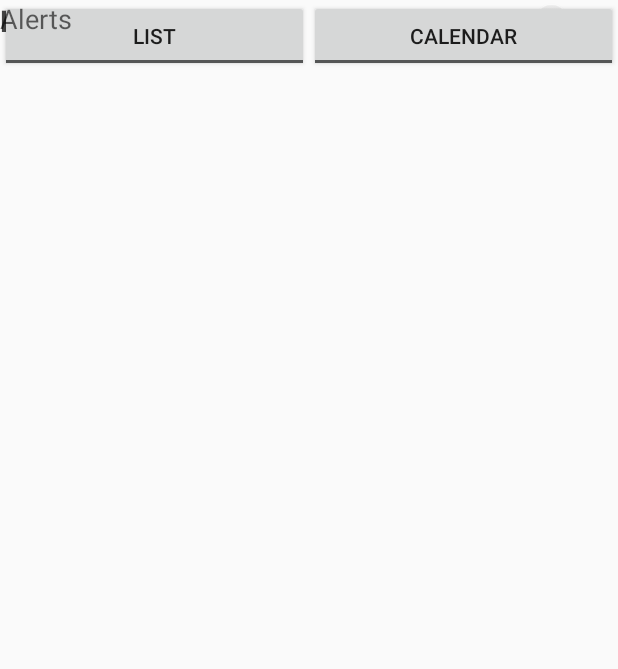
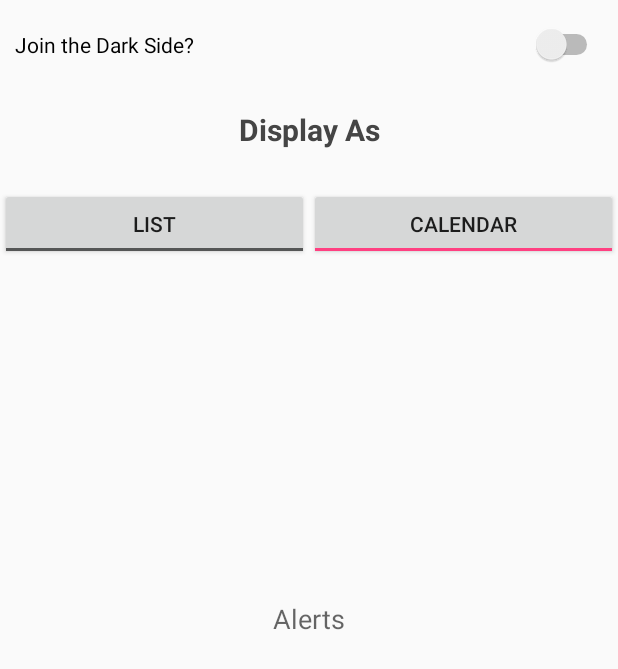
Before and after one commit to Eternali/AndroidProjects, an Android app: the SettingsActivity screen opened directly, with no data from a screen before it, on a phone screen of 412 x 824 dp. Shown: the top 669 px of the screen. Run offline under Robolectric (Android 15) with nearby library versions, the phone set to English and light mode, and no system bars.

Commit message:
working on syde161

```diff
--- a/syde161proto01/src/main/java/com/example/fa11en/syde161proto01/SettingsActivity.kt
+++ b/syde161proto01/src/main/java/com/example/fa11en/syde161proto01/SettingsActivity.kt
@@ -5,12 +5,41 @@ import android.content.Context
 import android.content.Intent
 import android.content.SharedPreferences
 import android.os.Bundle
+import android.util.Log
+import android.view.View
+import android.widget.RadioGroup
+import android.widget.ToggleButton
 
 class SettingsActivity : Activity () {
+
+    val displayToggleListener: RadioGroup.OnCheckedChangeListener = RadioGroup.OnCheckedChangeListener { group, checkedId ->
+        group.clearCheck()
+        for (r in 0..group.childCount) {
+            val view: ToggleButton = group.getChildAt(r) as ToggleButton
+            if (view.id == checkedId) group.check(checkedId)
+        }
+        Log.i("Toggle clicked", Integer.toString(checkedId))
+    }
+
+    lateinit var listToggle: ToggleButton
+    lateinit var calToggle: ToggleButton
+
+    fun toggleDisplay(view: View) {
+        val group = view.parent as RadioGroup
+        group.clearCheck()
+        group.check()
+        Log.i("Toggle clicked", Integer.toString())
+//        (view.parent as RadioGroup).check(view.id)
+    }
 
     override fun onCreate(savedInstanceState: Bundle?) {
         super.onCreate(savedInstanceState)
         setContentView(R.layout.activity_settings)
+
+        listToggle = findViewById(R.id.listToggle)
+        calToggle = findViewById(R.id.calendarToggle)
+
+//        findViewById<RadioGroup>(R.id.displayToggleGroup).setOnCheckedChangeListener(displayToggleListener)
     }
 
 }
--- a/syde161proto01/src/main/res/layout/activity_settings.xml
+++ b/syde161proto01/src/main/res/layout/activity_settings.xml
@@ -1,62 +1,71 @@
 <?xml version="1.0" encoding="utf-8"?>
-<android.support.constraint.ConstraintLayout
-    xmlns:android="http://schemas.android.com/apk/res/android"
+<android.support.constraint.ConstraintLayout xmlns:android="http://schemas.android.com/apk/res/android"
+    xmlns:app="http://schemas.android.com/apk/res-auto"
     xmlns:tools="http://schemas.android.com/tools"
     android:layout_width="match_parent"
     android:layout_height="match_parent">
 
     <Switch
         android:id="@+id/themeSwitch"
-        android:layout_width="match_parent"
+        android:layout_width="0dp"
         android:layout_height="wrap_content"
+        android:layout_marginEnd="10dp"
+        android:layout_marginStart="10dp"
+        android:layout_marginTop="16dp"
         android:text="@string/themeText"
-        android:layout_marginStart="10dp"
-        android:layout_marginEnd="10dp"
-        tools:layout_editor_absoluteX="103dp"
-        tools:layout_editor_absoluteY="16dp" />
+        app:layout_constraintEnd_toEndOf="parent"
+        app:layout_constraintStart_toStartOf="parent"
+        app:layout_constraintTop_toTopOf="parent" />
 
     <TextView
         android:id="@+id/displayTitle"
         android:layout_width="wrap_content"
         android:layout_height="wrap_content"
+        android:layout_marginBottom="25dp"
         android:text="@string/displayAsText"
         android:textColor="@color/colorSubTitle"
         android:textSize="20sp"
         android:textStyle="bold"
-        tools:layout_editor_absoluteX="145dp"
-        tools:layout_editor_absoluteY="73dp" />
+        app:layout_constraintBottom_toTopOf="@+id/relativeLayout"
+        app:layout_constraintEnd_toEndOf="parent"
+        app:layout_constraintStart_toStartOf="parent" />
 
     <RelativeLayout
+        android:id="@+id/relativeLayout"
+        android:layout_width="0dp"
+        android:layout_height="wrap_content"
+        android:layout_marginTop="125dp"
+        app:layout_constraintEnd_toEndOf="parent"
+        app:layout_constraintStart_toStartOf="parent"
+        app:layout_constraintTop_toTopOf="parent">
+
+        <RadioGroup
+            android:id="@+id/displayToggleGroup"
             android:layout_width="match_parent"
             android:layout_height="wrap_content"
-        tools:layout_editor_absoluteX="0dp"
-        tools:layout_editor_absoluteY="125dp">
-
-        <View
-            android:id="@+id/settings_struct"
-            android:layout_width="0dp"
-            android:layout_height="0dp"
-            android:layout_centerHorizontal="true" />
-
+            android:orientation="horizontal">
             <ToggleButton
                 android:id="@+id/listToggle"
+                android:layout_weight="0.5"
                 android:layout_width="0dp"
                 android:layout_height="wrap_content"
-            android:layout_alignParentLeft="true"
-            android:layout_alignRight="@id/settings_struct"
                 android:text="@string/listToggleText"
                 android:textOff="@string/listToggleText"
-            android:textOn="@string/listToggleText" />
+                android:textOn="@string/listToggleText"
+                android:onClick="toggleDisplay"
+                android:checked="false" />
 
             <ToggleButton
                 android:id="@+id/calendarToggle"
+                android:layout_weight="0.5"
                 android:layout_width="0dp"
                 android:layout_height="wrap_content"
-            android:layout_alignLeft="@id/settings_struct"
-            android:layout_alignParentRight="true"
                 android:text="@string/calendarToggleText"
                 android:textOff="@string/calendarToggleText"
-            android:textOn="@string/calendarToggleText" />
+                android:textOn="@string/calendarToggleText"
+                android:onClick="toggleDisplay"
+                android:checked="true"/>
+        </RadioGroup>
 
     </RelativeLayout>
 
@@ -66,7 +75,9 @@
         android:layout_height="wrap_content"
         android:text="Alerts"
         android:textAppearance="@style/TextAppearance.AppCompat.Medium"
-        tools:layout_editor_absoluteX="169dp"
-        tools:layout_editor_absoluteY="243dp" />
+        app:layout_constraintBottom_toBottomOf="parent"
+        app:layout_constraintEnd_toEndOf="parent"
+        app:layout_constraintStart_toStartOf="parent"
+        app:layout_constraintTop_toTopOf="parent" />
 
 </android.support.constraint.ConstraintLayout>
```
Lines whose indentation alone changed are shown as unchanged.
